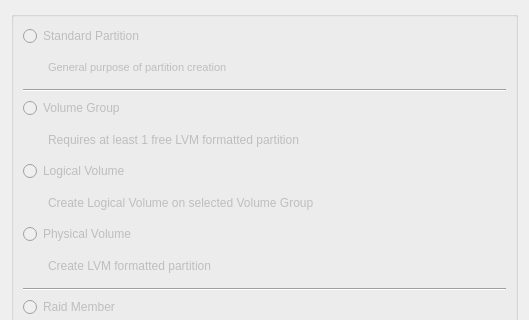
dadas45li/yali, file yali/gui/Ui/createdevicewidget.ui: the form before one commit; both pictures show x 0 to 529 and y 0 to 320 of the 529 by 468 pixel window.
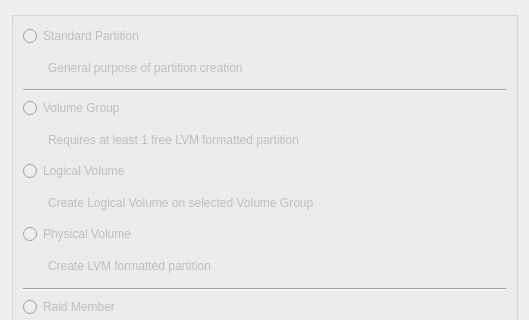
The form after the commit.

The edit to the form file:
```diff
--- a/yali/gui/Ui/createdevicewidget.ui
+++ b/yali/gui/Ui/createdevicewidget.ui
@@ -63,11 +63,7 @@
            <bool>false</bool>
           </property>
           <property name="text">
-           <string>&lt;!DOCTYPE HTML PUBLIC &quot;-//W3C//DTD HTML 4.0//EN&quot; &quot;http://www.w3.org/TR/REC-html40/strict.dtd&quot;&gt;
-&lt;html&gt;&lt;head&gt;&lt;meta name=&quot;qrichtext&quot; content=&quot;1&quot; /&gt;&lt;style type=&quot;text/css&quot;&gt;
-p, li { white-space: pre-wrap; }
-&lt;/style&gt;&lt;/head&gt;&lt;body style=&quot; font-family:'Sans Serif'; font-size:9pt; font-weight:400; font-style:normal;&quot;&gt;
-&lt;p style=&quot; margin-top:0px; margin-bottom:0px; margin-left:0px; margin-right:0px; -qt-block-indent:0; text-indent:0px;&quot;&gt;&lt;span style=&quot; font-size:8pt;&quot;&gt;General purpose of partition creation&lt;/span&gt;&lt;/p&gt;&lt;/body&gt;&lt;/html&gt;</string>
+           <string>General purpose of partition creation</string>
           </property>
          </widget>
         </item>
```
